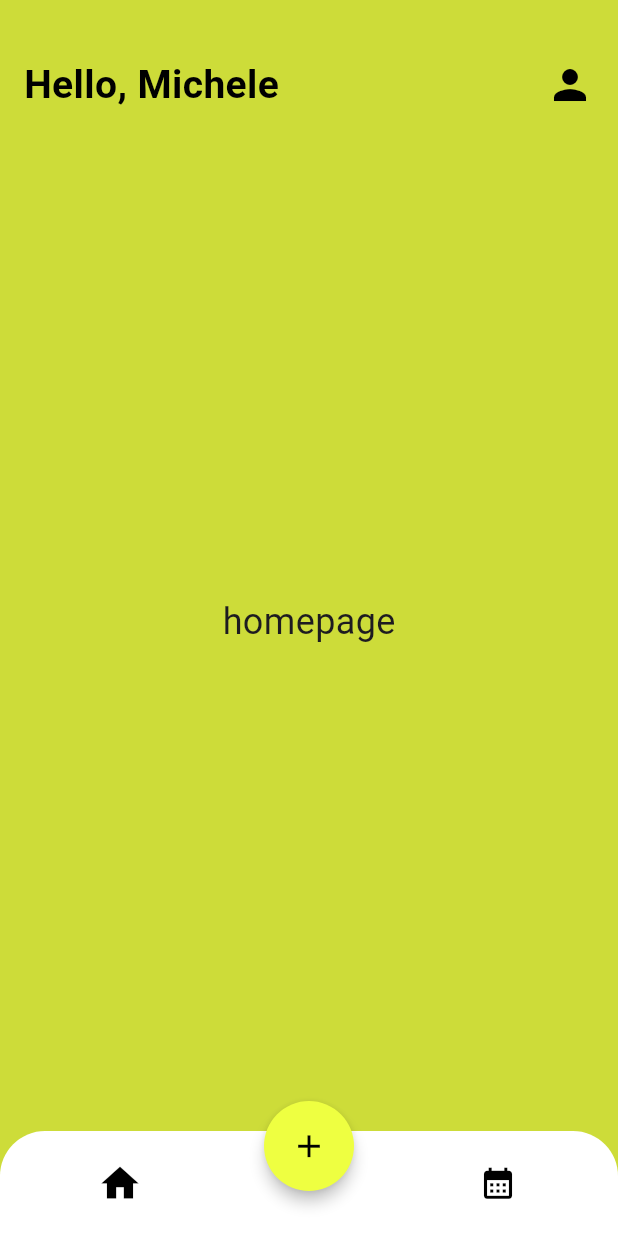
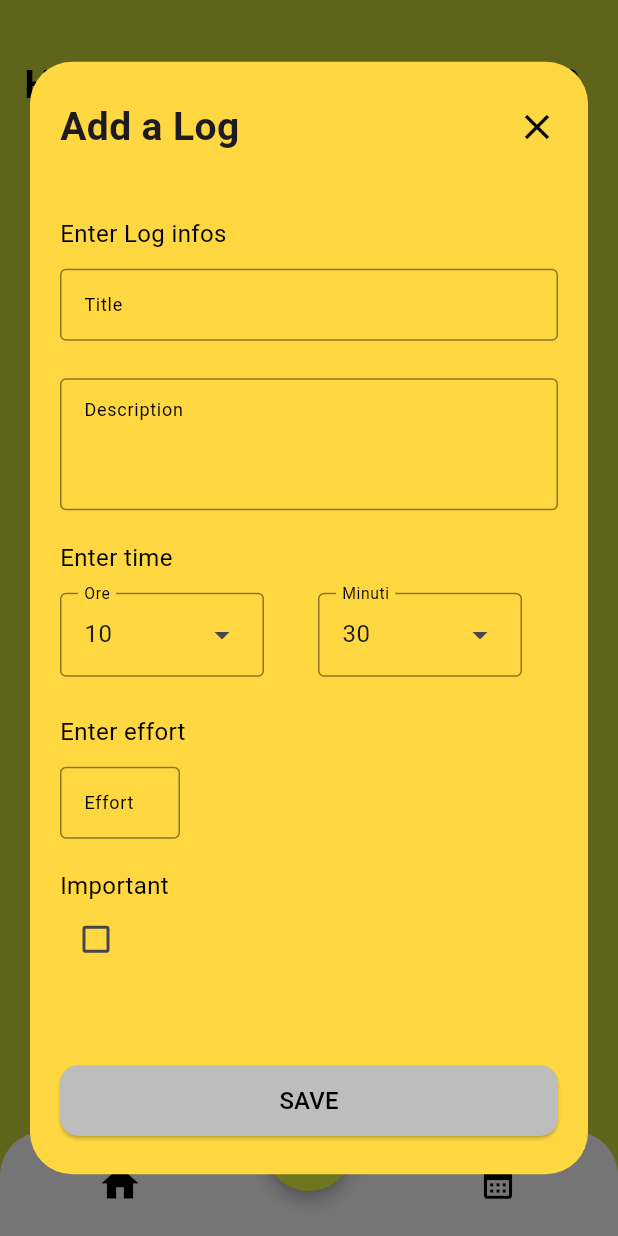
Before and after one commit to michele-biffi/logger, a Flutter app: the screen it shows after launch, after a tap on the "add" icon, on a phone screen of 412 x 824 dp. Run offline on Flutter 3.47's test engine with Material 3 defaults, Android fonts, the phone set to English and light mode, and no system bars; our stand-ins replace flutter_dotenv, supabase_flutter; accounts and stored records are empty.

Commit message:
Added homepage + btn, add log overlay and customized time picker

```diff
--- /dev/null
+++ b/lib/components/add_log_dialog.dart
@@ -0,0 +1,224 @@
+import 'package:flutter/material.dart';
+import 'package:logger/components/custom_time_picker.dart';
+
+class AddLogDialog extends StatefulWidget {
+  const AddLogDialog({super.key});
+
+  @override
+  State<AddLogDialog> createState() => _AddLogDialogState();
+}
+
+class _AddLogDialogState extends State<AddLogDialog> {
+  bool isChecked = false;
+
+  Color getColor(Set<WidgetState> states) {
+    if (states.contains(WidgetState.selected)) {
+      return Colors.white;
+    }
+    return Colors.transparent;
+  }
+
+  @override
+  Widget build(BuildContext context) {
+    final bottomPadding = MediaQuery.of(context).viewInsets.bottom;
+
+    return MediaQuery(
+      data: MediaQuery.of(context).removeViewInsets(removeBottom: true),
+      child: Dialog(
+        backgroundColor: Colors.amberAccent,
+        insetPadding: EdgeInsets.symmetric(horizontal: 20, vertical: 0),
+        child: Container(
+          width: double.infinity,
+          height: MediaQuery.of(context).size.height * 0.90,
+          padding: EdgeInsets.symmetric(vertical: 25, horizontal: 20),
+          child: Column(
+            crossAxisAlignment: CrossAxisAlignment.start,
+            children: [
+              Row(
+                mainAxisAlignment: MainAxisAlignment.spaceBetween,
+                children: [
+                  Text(
+                    'Add a Log',
+                    style: TextStyle(fontSize: 26, fontWeight: FontWeight.bold),
+                  ),
+                  GestureDetector(
+                    onTap: () {
+                      Navigator.of(context).pop();
+                    },
+                    child: Icon(Icons.close, color: Colors.black, size: 28),
+                  ),
+                ],
+              ),
+              SizedBox(height: 16),
+              Expanded(
+                child: SingleChildScrollView(
+                  padding: EdgeInsets.only(bottom: bottomPadding),
+                  child: Form(
+                    child: Column(
+                      children: [
+                        const SizedBox(height: 25),
+                        Row(
+                          mainAxisAlignment: MainAxisAlignment.start,
+                          children: [
+                            Text(
+                              'Enter Log infos',
+                              style: TextStyle(
+                                fontSize: 16,
+                                color: Colors.black,
+                              ),
+                            ),
+                          ],
+                        ),
+                        SizedBox(height: 12),
+                        TextFormField(
+                          decoration: InputDecoration(
+                            labelText: 'Title',
+                            labelStyle: TextStyle(
+                              fontSize: 12,
+                              color: Colors.black,
+                            ),
+                            contentPadding: EdgeInsets.symmetric(
+                              vertical: 8,
+                              horizontal: 12,
+                            ),
+                          ),
+                        ),
+                        SizedBox(height: 25),
+                        TextFormField(
+                          maxLines: 3,
+                          decoration: InputDecoration(
+                            contentPadding: EdgeInsets.symmetric(
+                              vertical: 8,
+                              horizontal: 12,
+                            ),
+                            labelText: 'Description',
+                            labelStyle: TextStyle(
+                              fontSize: 12,
+                              color: Colors.black,
+                            ),
+                            alignLabelWithHint: true,
+                          ),
+                        ),
+                        SizedBox(height: 20),
+                        Row(
+                          mainAxisAlignment: MainAxisAlignment.start,
+                          children: [
+                            Text(
+                              'Enter time',
+                              style: TextStyle(
+                                fontSize: 16,
+                                color: Colors.black,
+                              ),
+                            ),
+                          ],
+                        ),
+                        SizedBox(height: 12),
+                        Row(
+                          mainAxisAlignment: MainAxisAlignment.start,
+                          children: [
+                            Expanded(
+                              child: TimePickerDropdown(
+                                onTimeSelected: (time) {},
+                                initialTime: TimeOfDay.now(),
+                              ),
+                            ),
+                          ],
+                        ),
+                        SizedBox(height: 25),
+                        Row(
+                          mainAxisAlignment: MainAxisAlignment.start,
+                          children: [
+                            Text(
+                              'Enter effort',
+                              style: TextStyle(
+                                fontSize: 16,
+                                color: Colors.black,
+                              ),
+                            ),
+                          ],
+                        ),
+                        SizedBox(height: 12),
+                        Row(
+                          mainAxisAlignment: MainAxisAlignment.start,
+                          children: [
+                            SizedBox(
+                              width: 80,
+                              child: TextFormField(
+                                keyboardType: TextInputType.number,
+                                decoration: InputDecoration(
+                                  labelText: 'Effort',
+                                  labelStyle: TextStyle(
+                                    fontSize: 12,
+                                    color: Colors.black,
+                                  ),
+                                  border: OutlineInputBorder(),
+                                ),
+                                onChanged: (value) {
+                                  // salva effort
+                                },
+                              ),
+                            ),
+                            SizedBox(width: 12),
+                          ],
+                        ),
+                        SizedBox(height: 20),
+                        Row(
+                          mainAxisAlignment: MainAxisAlignment.start,
+                          children: [
+                            Column(
+                              crossAxisAlignment: CrossAxisAlignment.start,
+                              children: [
+                                Text(
+                                  'Important',
+                                  style: TextStyle(
+                                    fontSize: 16,
+                                    color: Colors.black,
+                                  ),
+                                ),
+                                SizedBox(width: 12),
+                                Checkbox(
+                                  checkColor: Colors.black,
+                                  fillColor: WidgetStateProperty.resolveWith(
+                                    getColor,
+                                  ),
+                                  value: isChecked,
+                                  onChanged: (bool? value) {
+                                    setState(() {
+                                      isChecked = value ?? false;
+                                    });
+                                  },
+                                ),
+                              ],
+                            ),
+                          ],
+                        ),
+                      ],
+                    ),
+                  ),
+                ),
+              ),
+              SizedBox(height: 20),
+              SizedBox(
+                width: double.infinity,
+                child: ElevatedButton(
+                  onPressed: () {},
+                  style: ElevatedButton.styleFrom(
+                    backgroundColor: Colors.grey[400],
+                    shape: RoundedRectangleBorder(
+                      borderRadius: BorderRadius.circular(12),
+                    ),
+                    padding: EdgeInsets.symmetric(vertical: 12, horizontal: 24),
+                  ),
+                  child: Text(
+                    'SAVE',
+                    style: TextStyle(fontSize: 16, color: Colors.black),
+                  ),
+                ),
+              ),
+            ],
+          ),
+        ),
+      ),
+    );
+  }
+}
--- /dev/null
+++ b/lib/components/custom_time_picker.dart
@@ -0,0 +1,103 @@
+import 'package:flutter/material.dart';
+
+class TimePickerDropdown extends StatefulWidget {
+  final Function(TimeOfDay) onTimeSelected;
+  final TimeOfDay? initialTime;
+
+  const TimePickerDropdown({
+    super.key,
+    required this.onTimeSelected,
+    this.initialTime,
+  });
+
+  @override
+  State<TimePickerDropdown> createState() => _TimePickerDropdownState();
+}
+
+class _TimePickerDropdownState extends State<TimePickerDropdown> {
+  late int _selectedHour;
+  late int _selectedMinute;
+
+  @override
+  void initState() {
+    super.initState();
+    final initial = widget.initialTime ?? TimeOfDay.now();
+    _selectedHour = initial.hour;
+    _selectedMinute = initial.minute - (initial.minute % 5);
+  }
+
+  void _notifyParent() {
+    widget.onTimeSelected(
+      TimeOfDay(hour: _selectedHour, minute: _selectedMinute),
+    );
+  }
+
+  @override
+  Widget build(BuildContext context) {
+    return Column(
+      crossAxisAlignment: CrossAxisAlignment.start,
+      children: [
+        Row(
+          children: [
+            Expanded(
+              child: DropdownMenu<int>(
+                initialSelection: _selectedHour,
+                label: Text("Ore"),
+                onSelected: (value) {
+                  if (value != null) {
+                    setState(() => _selectedHour = value);
+                    _notifyParent();
+                  }
+                },
+                menuStyle: MenuStyle(
+                  maximumSize: WidgetStateProperty.all(
+                    Size(double.infinity, 200),
+                  ),
+                  visualDensity: VisualDensity.compact, // padding interno
+                  padding: WidgetStateProperty.all(EdgeInsets.zero),
+                  alignment: AlignmentDirectional.centerStart,
+                ),
+                dropdownMenuEntries: List.generate(
+                  24,
+                  (index) => DropdownMenuEntry(
+                    value: index,
+                    label: index.toString().padLeft(2, '0'),
+                  ),
+                ),
+              ),
+            ),
+            SizedBox(width: 12),
+            Expanded(
+              child: DropdownMenu<int>(
+                initialSelection: _selectedMinute,
+                label: Text("Minuti"),
+                onSelected: (value) {
+                  if (value != null) {
+                    setState(() => _selectedMinute = value);
+                    _notifyParent();
+                  }
+                },
+                menuStyle: MenuStyle(
+                  maximumSize: WidgetStateProperty.all(
+                    Size(double.infinity, 200),
+                  ),
+                  visualDensity: VisualDensity.compact,
+                  padding: WidgetStateProperty.all(EdgeInsets.zero),
+                  alignment: AlignmentDirectional.centerStart,
+                ),
+
+                dropdownMenuEntries: List.generate(12, (index) {
+                  final minute = index * 5;
+                  return DropdownMenuEntry(
+                    value: minute,
+                    label: minute.toString().padLeft(2, '0'),
+                  );
+                }),
+              ),
+            ),
+          ],
+        ),
+      ],
+    );
+  }
+}
--- a/lib/main.dart
+++ b/lib/main.dart
@@ -21,6 +21,28 @@ class MyApp extends StatelessWidget {
     return MaterialApp(
       title: 'Logger',
       debugShowCheckedModeBanner: false,
+      theme: ThemeData(
+        inputDecorationTheme: InputDecorationTheme(
+          border: OutlineInputBorder(
+            borderSide: BorderSide(
+              color: Colors.black54, // default
+            ),
+          ),
+          enabledBorder: OutlineInputBorder(
+            borderSide: BorderSide(
+              color: Colors.black45, // non attivo
+            ),
+          ),
+          focusedBorder: OutlineInputBorder(
+            borderSide: BorderSide(
+              color: Colors.black, // attivo
+              width: 1.5,
+            ),
+          ),
+          labelStyle: TextStyle(color: Colors.black, fontSize: 14),
+          contentPadding: EdgeInsets.symmetric(vertical: 8, horizontal: 12),
+        ),
+      ),
       home: HomePage(),
     );
   }
--- a/lib/pages/home.dart
+++ b/lib/pages/home.dart
@@ -1,4 +1,5 @@
 import 'package:flutter/material.dart';
+import 'package:logger/components/add_log_dialog.dart';
 import 'package:logger/components/custom_app_bar.dart';
 import 'package:logger/components/custom_bottom_bar.dart';
 
@@ -28,7 +29,12 @@ class _HomePageState extends State<HomePage> {
           height: 60,
           child: FloatingActionButton(
             elevation: 4,
-            onPressed: () {},
+            onPressed: () {
+              showDialog(
+                context: context,
+                builder: (context) => const AddLogDialog(),
+              );
+            },
             shape: RoundedRectangleBorder(
               borderRadius: BorderRadius.circular(40),
             ),
```
